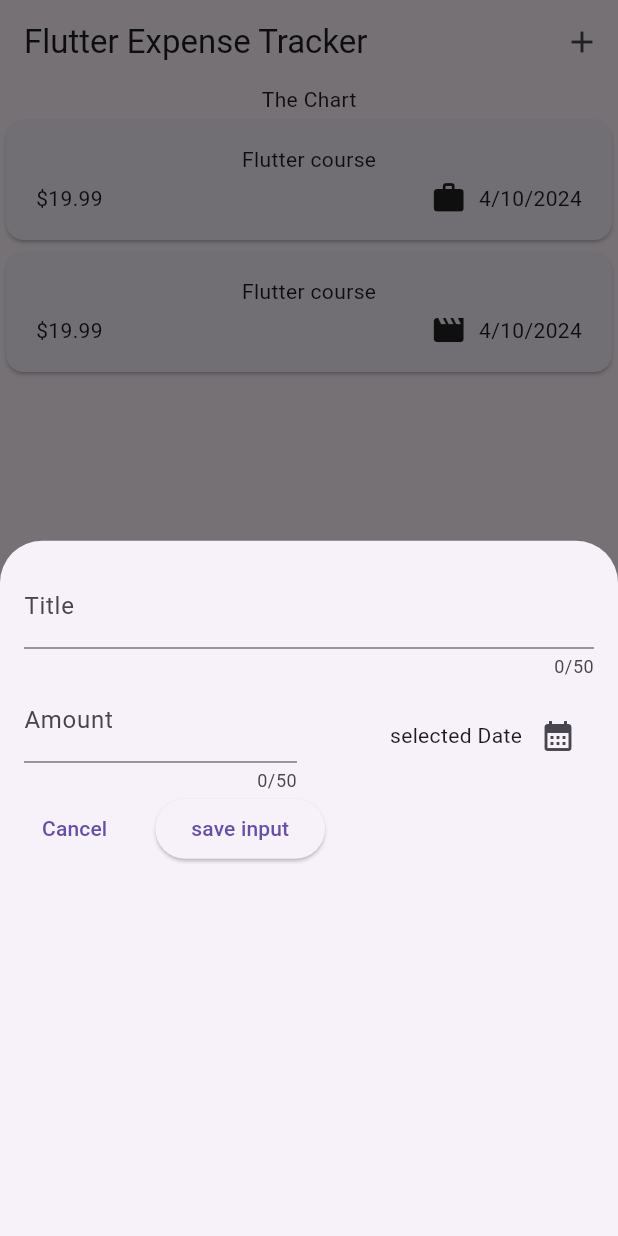
After one commit to stanzealot/expense_tracker, a Flutter app: the screen it shows after launch, after a tap on the "add" icon, on a phone screen of 412 x 824 dp. The commit adds this screen. Run offline on Flutter 3.47's test engine with Material 3 defaults, Android fonts, the phone set to English and light mode, and no system bars.

Commit message:
added: modal, dateTime pick, input value

```diff
--- a/lib/main.dart
+++ b/lib/main.dart
@@ -2,7 +2,8 @@ import 'package:expense_tracker/widgets/expenses.dart';
 import 'package:flutter/material.dart';
 
 void main() {
-  runApp(const MaterialApp(
-    home: Expenses(),
+  runApp(MaterialApp(
+    theme: ThemeData(useMaterial3: true),
+    home: const Expenses(),
   ));
 }
--- a/lib/modules/expense.dart
+++ b/lib/modules/expense.dart
@@ -1,5 +1,3 @@
-import 'dart:convert';
-
 import 'package:flutter/material.dart';
 import 'package:intl/intl.dart';
 import 'package:uuid/uuid.dart';
--- a/lib/widgets/expenses.dart
+++ b/lib/widgets/expenses.dart
@@ -1,5 +1,6 @@
 import 'package:expense_tracker/widgets/expenses_list/expenses_list.dart';
 import 'package:expense_tracker/modules/expense.dart';
+import 'package:expense_tracker/widgets/new_expense.dart';
 import 'package:flutter/cupertino.dart';
 import 'package:flutter/material.dart';
 
@@ -26,13 +27,34 @@ class _ExpenesesState extends State<Expenses> {
       category: Category.leisure,
     ),
   ];
+
+  void _openAddExpenseOverlay() {
+    showModalBottomSheet(
+      context: context,
+      builder: (ctx) => NewExpense(),
+    );
+  }
+
   @override
   Widget build(BuildContext context) {
     return Scaffold(
+      appBar: AppBar(
+        title: const Text('Flutter Expense Tracker'),
+        actions: [
+          IconButton(
+            onPressed: _openAddExpenseOverlay,
+            icon: const Icon(Icons.add),
+          ),
+        ],
+      ),
       body: Column(
         children: [
           const Text('The Chart'),
-          Expanded(child: ExpensesList(expenses: _registeredExpenses)),
+          Expanded(
+            child: ExpensesList(
+              expenses: _registeredExpenses,
+            ),
+          ),
         ],
       ),
     );
--- /dev/null
+++ b/lib/widgets/new_expense.dart
@@ -0,0 +1,91 @@
+import 'package:flutter/material.dart';
+
+class NewExpense extends StatefulWidget {
+  @override
+  State<NewExpense> createState() {
+    return _NewExpenseState();
+  }
+}
+
+class _NewExpenseState extends State<NewExpense> {
+  final _titleController = TextEditingController();
+  final _amountController = TextEditingController();
+  void _presentDatePick() {
+    final now = DateTime.now();
+    final firstDate = DateTime(now.year - 1, now.month, now.day);
+    showDatePicker(
+      context: context,
+      firstDate: firstDate,
+      lastDate: now,
+    );
+  }
+
+  @override
+  void dispose() {
+    _titleController.dispose();
+    _amountController.dispose();
+    super.dispose();
+  }
+
+  Widget build(BuildContext context) {
+    return Padding(
+      padding: const EdgeInsets.all(16),
+      child: Column(
+        children: [
+          TextField(
+            controller: _titleController,
+            maxLength: 50,
+            decoration: const InputDecoration(
+              label: Text("Title"),
+            ),
+          ),
+          Row(
+            children: [
+              Expanded(
+                child: TextField(
+                  controller: _amountController,
+                  maxLength: 50,
+                  keyboardType: TextInputType.number,
+                  decoration: const InputDecoration(
+                    prefixText: '\$ ',
+                    label: Text("Amount"),
+                  ),
+                ),
+              ),
+              const SizedBox(
+                width: 16,
+              ),
+              Expanded(
+                  child: Row(
+                mainAxisAlignment: MainAxisAlignment.end,
+                crossAxisAlignment: CrossAxisAlignment.center,
+                children: [
+                  const Text("selected Date"),
+                  IconButton(
+                    onPressed: _presentDatePick,
+                    icon: const Icon(Icons.calendar_month),
+                  ),
+                ],
+              )),
+            ],
+          ),
+          Row(
+            children: [
+              TextButton(onPressed: () {}, child: const Text('Cancel')),
+              const SizedBox(
+                width: 20,
+              ),
+              ElevatedButton(
+                onPressed: () {
+                  print(
+                      'Title: ${_titleController.text} Amount: ${_amountController.text}');
+                },
+                child: const Text("save input"),
+              )
+            ],
+          )
+        ],
+      ),
+    );
+  }
+}
```
